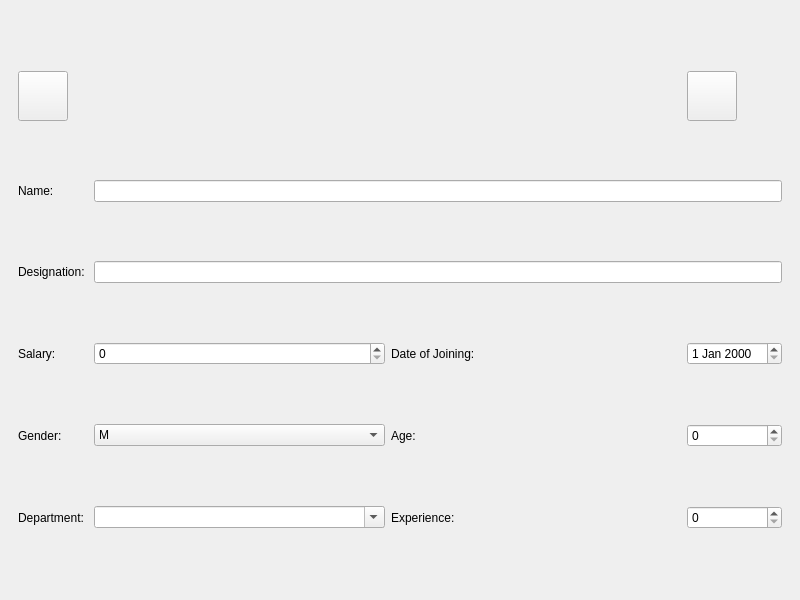
Qt form UI_Files/Main.ui (ChatreshGudi/Emp_Manage) before a commit.
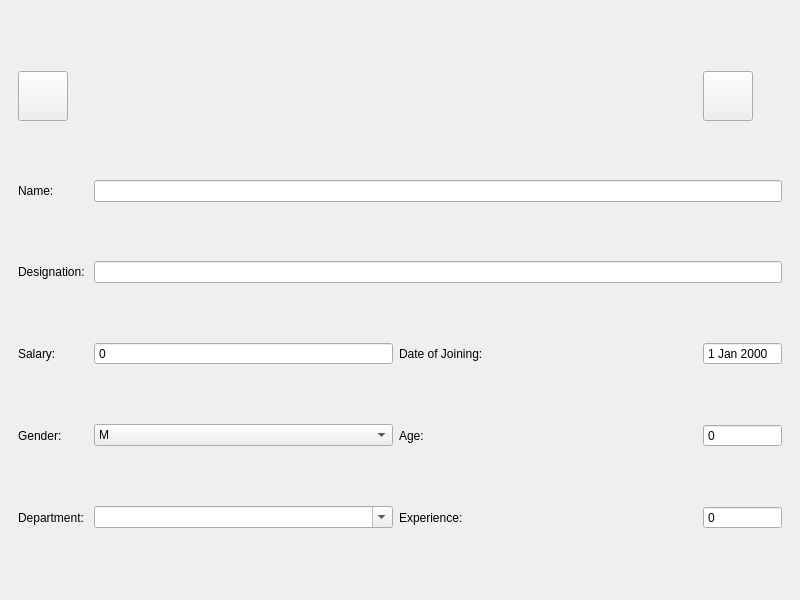
The same form after that commit. The open tabs and pages were chosen to show the change. Icons and pictures are not drawn.

Diff of the .ui file:
```diff
--- a/UI_Files/Main.ui
+++ b/UI_Files/Main.ui
@@ -546,7 +546,11 @@
          </widget>
         </item>
         <item row="3" column="3">
-         <widget class="QSpinBox" name="emp_salary_value_ad"/>
+         <widget class="QSpinBox" name="emp_salary_value_ad">
+          <property name="buttonSymbols">
+           <enum>QAbstractSpinBox::NoButtons</enum>
+          </property>
+         </widget>
         </item>
         <item row="4" column="0">
          <widget class="QLabel" name="label_3">
@@ -592,16 +596,28 @@
          </widget>
         </item>
         <item row="4" column="5">
-         <widget class="QSpinBox" name="emp_age_value_ad"/>
+         <widget class="QSpinBox" name="emp_age_value_ad">
+          <property name="buttonSymbols">
+           <enum>QAbstractSpinBox::NoButtons</enum>
+          </property>
+         </widget>
         </item>
         <item row="3" column="5">
-         <widget class="QDateEdit" name="emp_doj_value_ad"/>
+         <widget class="QDateEdit" name="emp_doj_value_ad">
+          <property name="buttonSymbols">
+           <enum>QAbstractSpinBox::NoButtons</enum>
+          </property>
+         </widget>
         </item>
         <item row="2" column="3" colspan="3">
          <widget class="QLineEdit" name="emp_desig_value_ad"/>
         </item>
         <item row="5" column="5">
-         <widget class="QSpinBox" name="emp_exp_value_ad"/>
+         <widget class="QSpinBox" name="emp_exp_value_ad">
+          <property name="buttonSymbols">
+           <enum>QAbstractSpinBox::NoButtons</enum>
+          </property>
+         </widget>
         </item>
         <item row="1" column="3" colspan="3">
          <widget class="QLineEdit" name="emp_name_value_ad"/>
```
Left out of the diff: 26 changed lines with no effect on the pictures.
